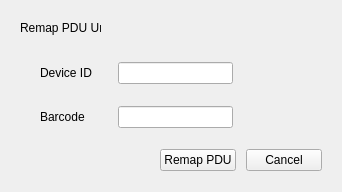
Obwoya/retailGUI, file UiFiles/UpdateUnit.ui: the form before one commit.
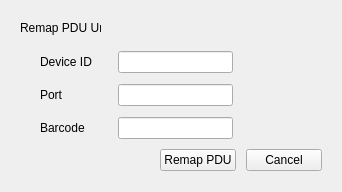
The form after the commit.

What changed in the file:
```diff
--- a/UiFiles/UpdateUnit.ui
+++ b/UiFiles/UpdateUnit.ui
@@ -39,14 +39,21 @@
       </property>
      </widget>
     </item>
-    <item row="0" column="2">
-     <widget class="QLabel" name="error_Dev">
+    <item row="0" column="1">
+     <widget class="QLineEdit" name="device_id">
+      <property name="styleSheet">
+       <string notr="true"/>
+      </property>
+     </widget>
+    </item>
+    <item row="2" column="2">
+     <widget class="QLabel" name="error_Bar">
       <property name="text">
        <string/>
       </property>
      </widget>
     </item>
-    <item row="1" column="0">
+    <item row="2" column="0">
      <widget class="QLabel" name="label_bar">
       <property name="styleSheet">
        <string notr="true"/>
@@ -56,25 +63,35 @@
       </property>
      </widget>
     </item>
+    <item row="2" column="1">
+     <widget class="QLineEdit" name="device_barcode">
+      <property name="styleSheet">
+       <string notr="true"/>
+      </property>
+     </widget>
+    </item>
     <item row="1" column="2">
-     <widget class="QLabel" name="error_Bar">
+     <widget class="QLabel" name="error_Port">
       <property name="text">
        <string/>
       </property>
      </widget>
     </item>
     <item row="1" column="1">
-     <widget class="QLineEdit" name="device_barcode">
+     <widget class="QLineEdit" name="device_port">
       <property name="styleSheet">
        <string notr="true"/>
       </property>
      </widget>
     </item>
-    <item row="0" column="1">
-     <widget class="QLineEdit" name="device_id">
+    <item row="1" column="0">
+     <widget class="QLabel" name="label_port">
       <property name="styleSheet">
        <string notr="true"/>
       </property>
+      <property name="text">
+       <string>Port</string>
+      </property>
      </widget>
     </item>
    </layout>
```
Left out of the diff: 7 changed lines with no effect on the pictures.
